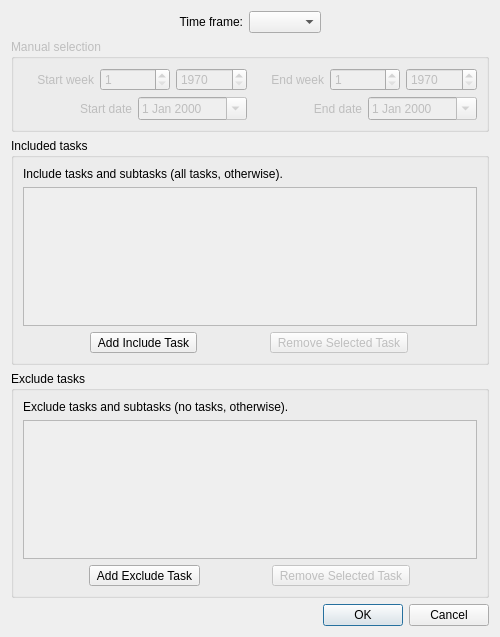
Qt form Charm/Widgets/ActivityReportConfigurationDialog.ui (KDAB/Charm) before a commit.
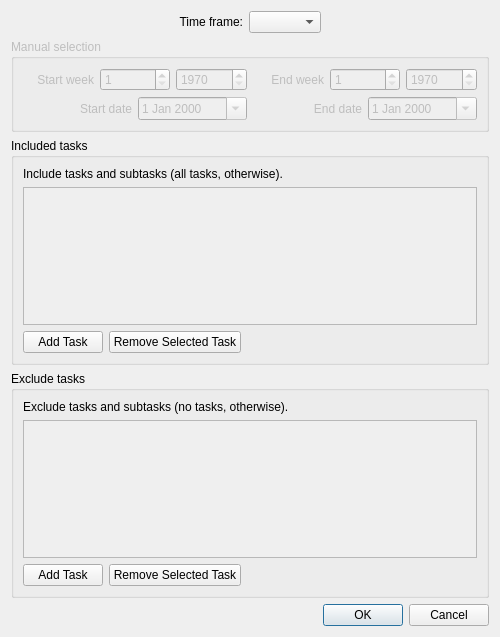
The same form after that commit.

Commit message:
Fix layout in activity report
Left-align buttons, use push buttons instead of tool buttons.

Patch:
```diff
--- a/Charm/Widgets/ActivityReportConfigurationDialog.ui
+++ b/Charm/Widgets/ActivityReportConfigurationDialog.ui
@@ -217,22 +217,32 @@
       <item>
        <layout class="QHBoxLayout" name="horizontalLayout_4">
         <item>
-         <widget class="QToolButton" name="toolButtonAddIncludeTask">
+         <widget class="QPushButton" name="addIncludeTaskButton">
           <property name="text">
-           <string>Add Include Task</string>
+           <string>Add Task</string>
           </property>
          </widget>
         </item>
         <item>
-         <widget class="QToolButton" name="toolButtonRemoveIncludeTask">
-          <property name="enabled">
-           <bool>false</bool>
-          </property>
+         <widget class="QPushButton" name="removeIncludeTaskButton">
           <property name="text">
            <string>Remove Selected Task</string>
           </property>
          </widget>
         </item>
+        <item>
+         <spacer name="horizontalSpacer">
+          <property name="orientation">
+           <enum>Qt::Horizontal</enum>
+          </property>
+          <property name="sizeHint" stdset="0">
+           <size>
+            <width>40</width>
+            <height>20</height>
+           </size>
+          </property>
+         </spacer>
+        </item>
        </layout>
       </item>
      </layout>
@@ -261,22 +271,32 @@
       <item>
        <layout class="QHBoxLayout" name="horizontalLayout_3">
         <item>
-         <widget class="QToolButton" name="toolButtonAddExcludeTask">
+         <widget class="QPushButton" name="addExcludeTaskButton">
           <property name="text">
-           <string>Add Exclude Task</string>
+           <string>Add Task</string>
           </property>
          </widget>
         </item>
         <item>
-         <widget class="QToolButton" name="toolButtonRemoveExcludeTask">
-          <property name="enabled">
-           <bool>false</bool>
-          </property>
+         <widget class="QPushButton" name="removeExcludeTaskButton">
           <property name="text">
            <string>Remove Selected Task</string>
           </property>
          </widget>
         </item>
+        <item>
+         <spacer name="horizontalSpacer_2">
+          <property name="orientation">
+           <enum>Qt::Horizontal</enum>
+          </property>
+          <property name="sizeHint" stdset="0">
+           <size>
+            <width>40</width>
+            <height>20</height>
+           </size>
+          </property>
+         </spacer>
+        </item>
        </layout>
       </item>
      </layout>
```
Left out of the diff: 3 changed lines with no effect on the pictures. The commit also changes 1 other file.
